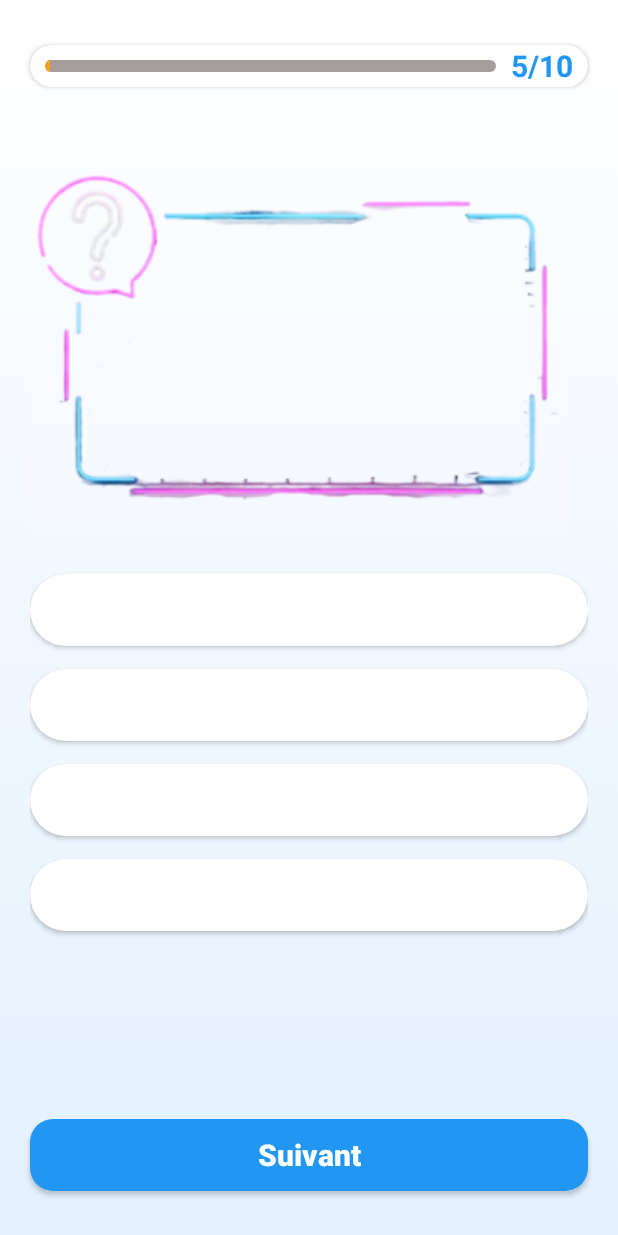
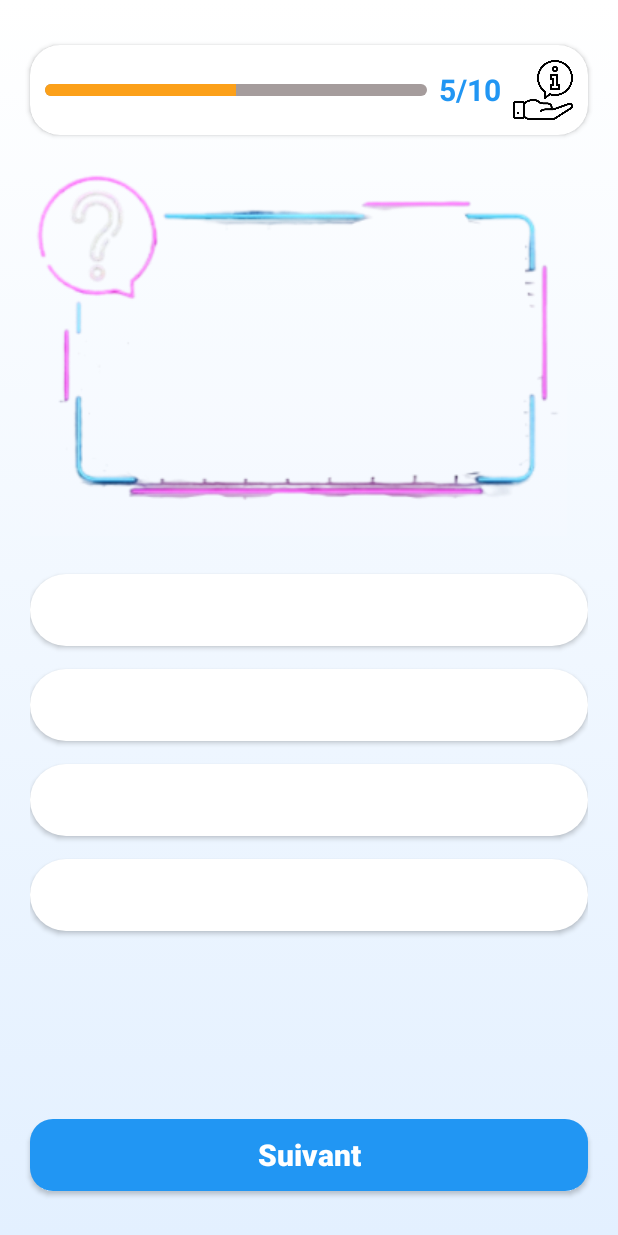
Before and after one commit to dhia-zeddini/EcoPlay_frontend, an Android app: the QuizActivity screen opened directly, with no data from a screen before it, on a phone screen of 412 x 824 dp. Run offline under Robolectric (Android 15) with nearby library versions, the phone set to English and light mode, and no system bars.

Commit message:
final push YEEEEEEEEEEEEEEEEEEEEEEEEEES

```diff
--- a/app/src/main/java/com/example/ecoplay_front/uttil/Constants.kt
+++ b/app/src/main/java/com/example/ecoplay_front/uttil/Constants.kt
@@ -1,5 +1,5 @@
 package com.example.ecoplay_front.uttil
 
 object Constants {
-    const val BASE_URL = "http://192.168.1.15:9001/"
+    const val BASE_URL = "http://192.168.1.18:9001/"
 }
--- a/app/src/main/java/com/example/ecoplay_front/view/ActivityCommunity.kt
+++ b/app/src/main/java/com/example/ecoplay_front/view/ActivityCommunity.kt
@@ -294,7 +294,6 @@ class ActivityCommunity : AppCompatActivity(), CommentsAdapter.OnItemClickListen
         NEWEST_FIRST,
         OLDEST_FIRST,
         HIGHEST_RATED,
-        MOST_COMMENTED
     }
 
 
--- a/app/src/main/java/com/example/ecoplay_front/view/ViewCart.kt
+++ b/app/src/main/java/com/example/ecoplay_front/view/ViewCart.kt
@@ -95,7 +95,7 @@ class ViewCart : AppCompatActivity() {
         ///////: Publishable Key Stripe ///////
         PaymentConfiguration.init(
             applicationContext,
-            "pk_test_51OCiyzA6xn7XOwxetYBolugYgUT1Y2RT5pudqJ4DS7702ZYQ6oroeyQu403hnZaUOBbuSwz5Jt46kZoqn6jtFNVB006LUPWwm3" // Replace with your actual publishable key
+            "pk_test_51OCiyzA6+xn7XOwxetYBolugYgUT1Y2RT5pudqJ4DS7702ZYQ6oroeyQu403hnZaUOBbuSwz5Jt46kZoqn6jtFNVB006LUPWwm3" // Replace with your actual publishable key
         )
         ///////: Publishable Key Stripe ///////
         makePaymentImageView = findViewById(R.id.imageViewpay) // Replace with your actual ImageView ID
--- a/app/src/main/res/layout/activity_home_page.xml
+++ b/app/src/main/res/layout/activity_home_page.xml
@@ -29,7 +29,7 @@
         app:abb_indicatorMargin="16dp"
         app:abb_indicatorHeight="4dp"
         app:abb_tabs="@menu/my_bottom_bar_menu"
-        app:abb_selectedIndex="2"
+        app:abb_selectedIndex="3"
         app:layout_constraintStart_toStartOf="parent"
         app:layout_constraintEnd_toEndOf="parent"
         app:layout_constraintBottom_toBottomOf="parent" />
--- a/app/src/main/res/layout/activity_quiz.xml
+++ b/app/src/main/res/layout/activity_quiz.xml
@@ -21,31 +21,43 @@
         <LinearLayout
             android:layout_width="match_parent"
             android:layout_height="wrap_content"
-            android:orientation="horizontal">
+            android:orientation="horizontal"
+            android:gravity="center_vertical"
+            android:paddingStart="10dp"
+            android:paddingEnd="10dp">
 
             <ProgressBar
                 android:id="@+id/pb_progress"
                 style="@style/Widget.AppCompat.ProgressBar.Horizontal"
                 android:layout_width="0dp"
                 android:layout_height="wrap_content"
-                android:layout_margin="10dp"
                 android:layout_weight="1"
                 android:indeterminate="false"
                 android:minHeight="8dp"
                 android:progressDrawable="@drawable/orange_pb_bg"
-                android:progress="1" />
+                android:progress="50" />
 
             <TextView
                 android:id="@+id/tvProgress"
                 android:layout_width="wrap_content"
-                android:layout_height="match_parent"
-                android:layout_marginEnd="10dp"
-                android:gravity="center"
+                android:layout_height="wrap_content"
+                android:paddingStart="8dp"
+                android:paddingEnd="8dp"
                 android:text="5/10"
                 android:textColor="@color/blue"
-                android:textSize="20dp"
+                android:textSize="20sp"
                 android:textStyle="bold" />
+
+            <ImageView
+                android:id="@+id/infoIcon"
+                android:layout_width="40dp"
+                android:layout_height="40dp"
+                android:layout_marginBottom="10dp"
+                android:layout_marginTop="10dp"
+                android:src="@drawable/info"
+            />
         </LinearLayout>
+
     </androidx.cardview.widget.CardView>
 
 
--- a/app/src/main/res/menu/my_bottom_bar_menu.xml
+++ b/app/src/main/res/menu/my_bottom_bar_menu.xml
@@ -3,10 +3,11 @@
         android:id="@+id/tab_challenges"
         android:icon="@drawable/baseline_perm_media_24"
         android:title="Challenges" />
+
     <item
-        android:id="@+id/tab_alarm"
+        android:id="@+id/tab_quiz"
         android:icon="@drawable/baseline_quiz_24"
-        android:title="Astuces" />
+        android:title="Quiz" />
 
     <item
         android:id="@+id/tab_home"
```
Also changed, not shown: app/src/main/java/com/example/ecoplay_front/view/HomePageActivity.kt (+6 -3 lines), app/src/main/java/com/example/ecoplay_front/view/QuizActivity.kt (+9 -0 lines), app/src/main/res/drawable/info.png (added).
